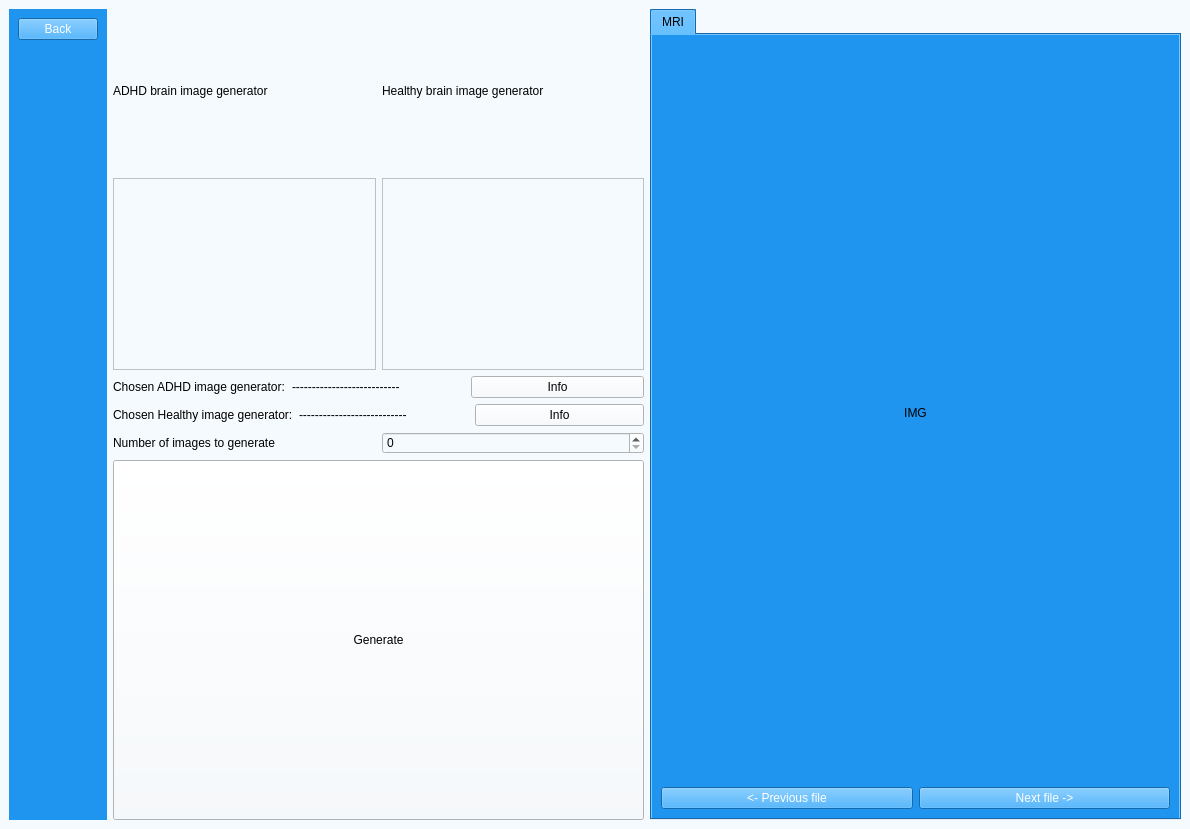
This is UI/genView.ui in matimusial/ADHDPredictorApp as Qt 5 draws it before an edit. The edited form follows.
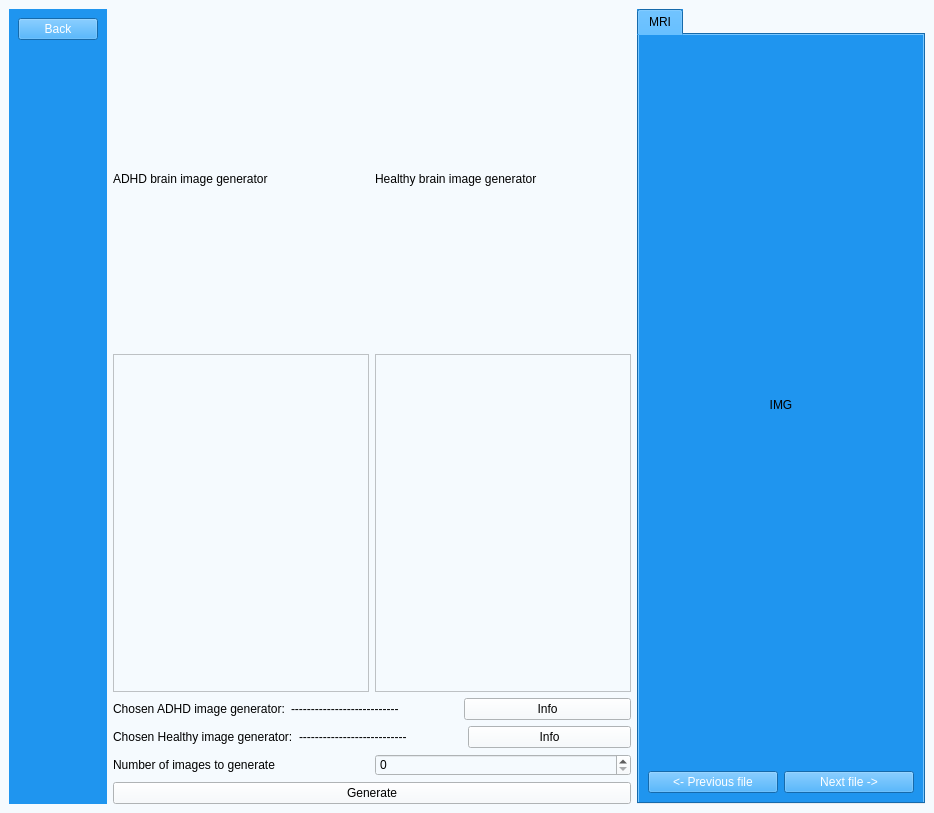
This is the edited form.

What changed in the file:
```diff
--- a/UI/genView.ui
+++ b/UI/genView.ui
@@ -6,8 +6,8 @@
    <rect>
     <x>0</x>
     <y>0</y>
-    <width>1190</width>
-    <height>829</height>
+    <width>934</width>
+    <height>813</height>
    </rect>
   </property>
   <property name="windowTitle">
@@ -170,7 +170,7 @@
         <item>
          <widget class="QPushButton" name="genBtn">
           <property name="sizePolicy">
-           <sizepolicy hsizetype="Expanding" vsizetype="Preferred">
+           <sizepolicy hsizetype="Expanding" vsizetype="Maximum">
             <horstretch>0</horstretch>
             <verstretch>0</verstretch>
            </sizepolicy>
```
